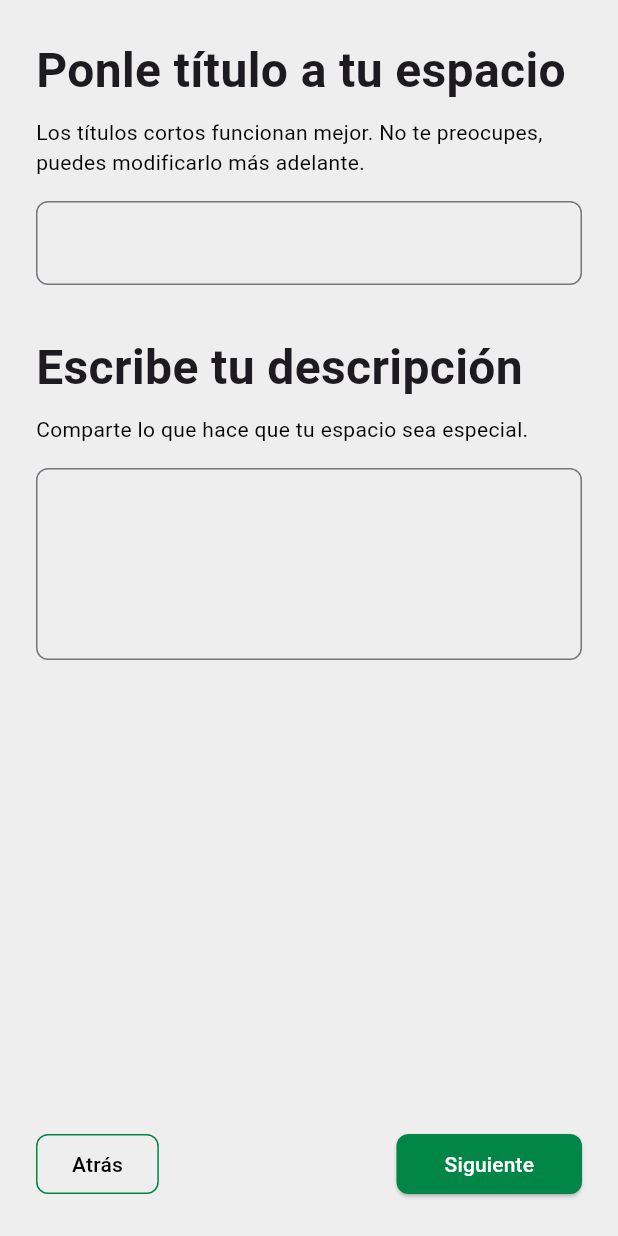
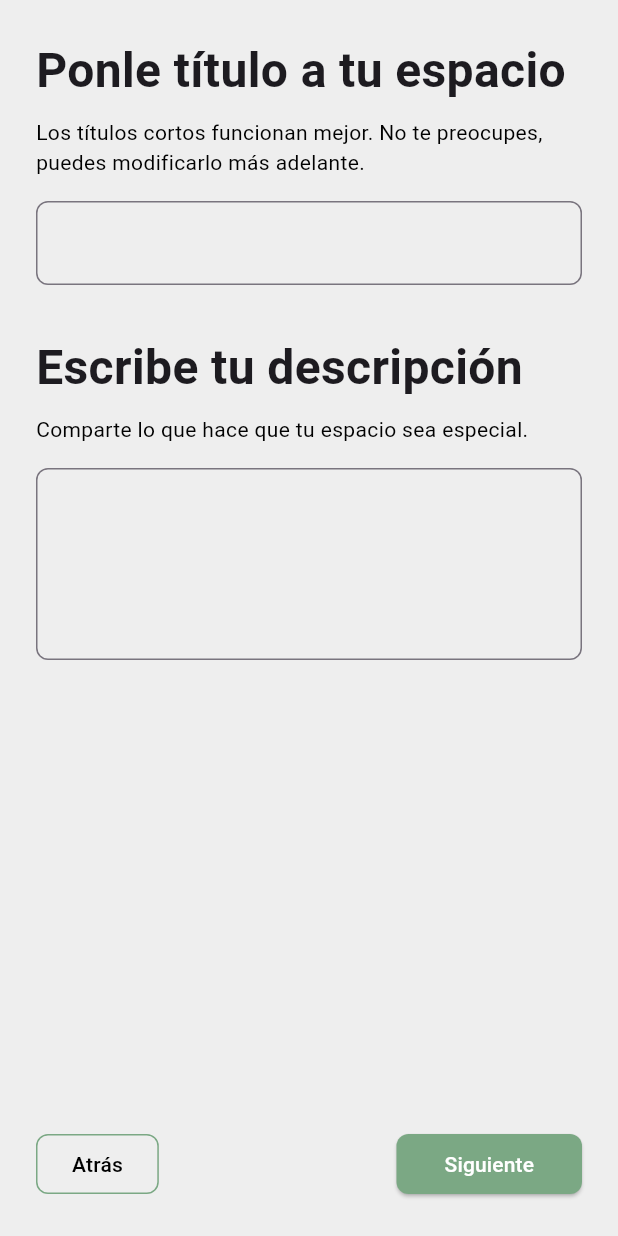
Before and after one commit to Aplicaciones-Moviles-WV61-Grupo4/NestHubApp, a Flutter app: the PhotoUploadScreen screen opened directly with empty values, after a tap on "Siguiente", on a phone screen of 412 x 824 dp. Run offline on Flutter 3.47's test engine with Material 3 defaults, Android fonts, the phone set to English and light mode, and no system bars; our stand-ins replace google_maps_flutter, image_picker, location.

Commit message:
fix: change colors

```diff
--- a/lib/photo_upload_screen.dart
+++ b/lib/photo_upload_screen.dart
@@ -131,7 +131,7 @@ class _PhotoUploadScreenState extends State<PhotoUploadScreen> {
                       Navigator.pop(context);
                     },
                     style: OutlinedButton.styleFrom(
-                      side: const BorderSide(color: Color(0xFF018648)),
+                      side: const BorderSide(color: Color(0xFF7BA884)),
                       padding: const EdgeInsets.symmetric(
                           vertical: 16, horizontal: 24),
                       foregroundColor: Colors.black,
@@ -175,7 +175,7 @@ class _PhotoUploadScreenState extends State<PhotoUploadScreen> {
                       }
                     },
                     style: ElevatedButton.styleFrom(
-                      backgroundColor: const Color(0xFF018648),
+                      backgroundColor: const Color(0xFF7BA884),
                       foregroundColor: Colors.white,
                       padding: const EdgeInsets.symmetric(
                           vertical: 16, horizontal: 24),
@@ -202,7 +202,7 @@ class _PhotoUploadScreenState extends State<PhotoUploadScreen> {
       onPressed: onPressed,
       style: OutlinedButton.styleFrom(
         side: const BorderSide(
-          color: Color(0xFF018648),
+          color: Color(0xFF7BA884),
           width: 1,
         ),
         backgroundColor: Colors.grey[200],
--- a/lib/step_2_page.dart
+++ b/lib/step_2_page.dart
@@ -98,7 +98,7 @@ class Step2Page extends StatelessWidget {
                       );
                     },
                     style: ElevatedButton.styleFrom(
-                      backgroundColor: const Color(0xFF018648),
+                      backgroundColor: const Color(0xFF7BA884),
                       padding: const EdgeInsets.symmetric(
                           vertical: 16, horizontal: 24),
                       shape: RoundedRectangleBorder(
--- a/lib/title_description_screen.dart
+++ b/lib/title_description_screen.dart
@@ -82,7 +82,7 @@ class _TitleDescriptionScreenState extends State<TitleDescriptionScreen> {
                       Navigator.pop(context); // Regresar a la pantalla anterior
                     },
                     style: OutlinedButton.styleFrom(
-                      side: const BorderSide(color: Color(0xFF018648)),
+                      side: const BorderSide(color: Color(0xFF7BA884)),
                       foregroundColor: Colors.black,
                       padding: const EdgeInsets.symmetric(
                           vertical: 8, horizontal: 24),
@@ -115,7 +115,7 @@ class _TitleDescriptionScreenState extends State<TitleDescriptionScreen> {
                       );
                     },
                     style: ElevatedButton.styleFrom(
-                      backgroundColor: const Color(0xFF018648),
+                      backgroundColor: const Color(0xFF7BA884),
                       foregroundColor: Colors.white,
                       shape: RoundedRectangleBorder(
                         borderRadius: BorderRadius.circular(8),
```
